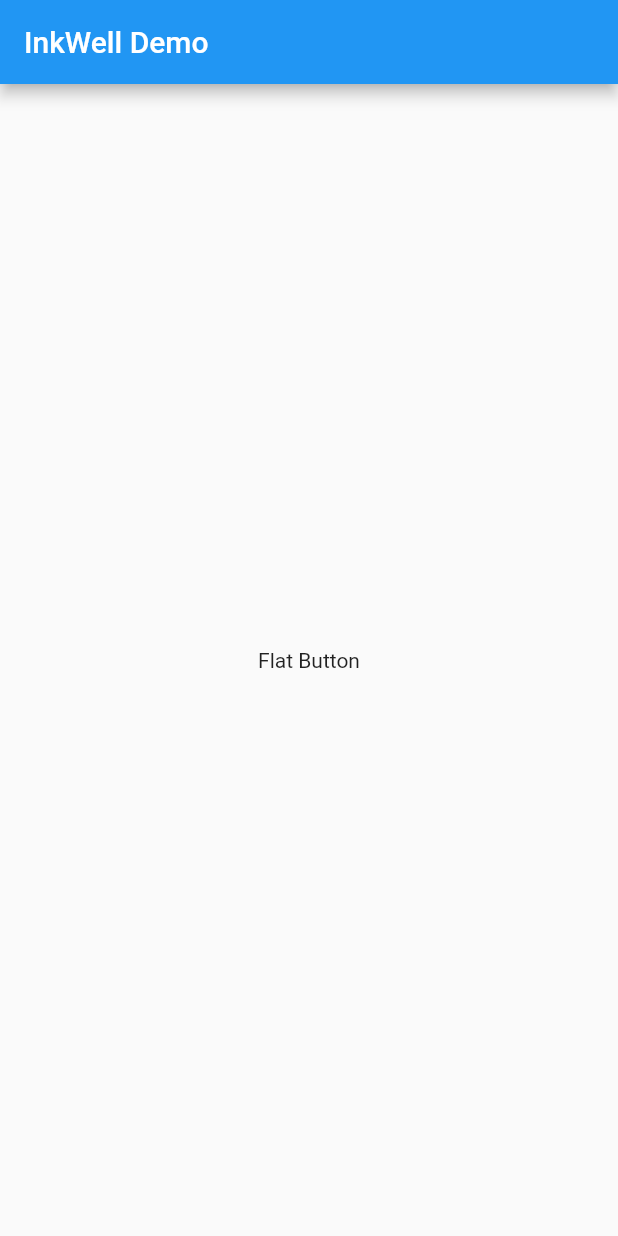
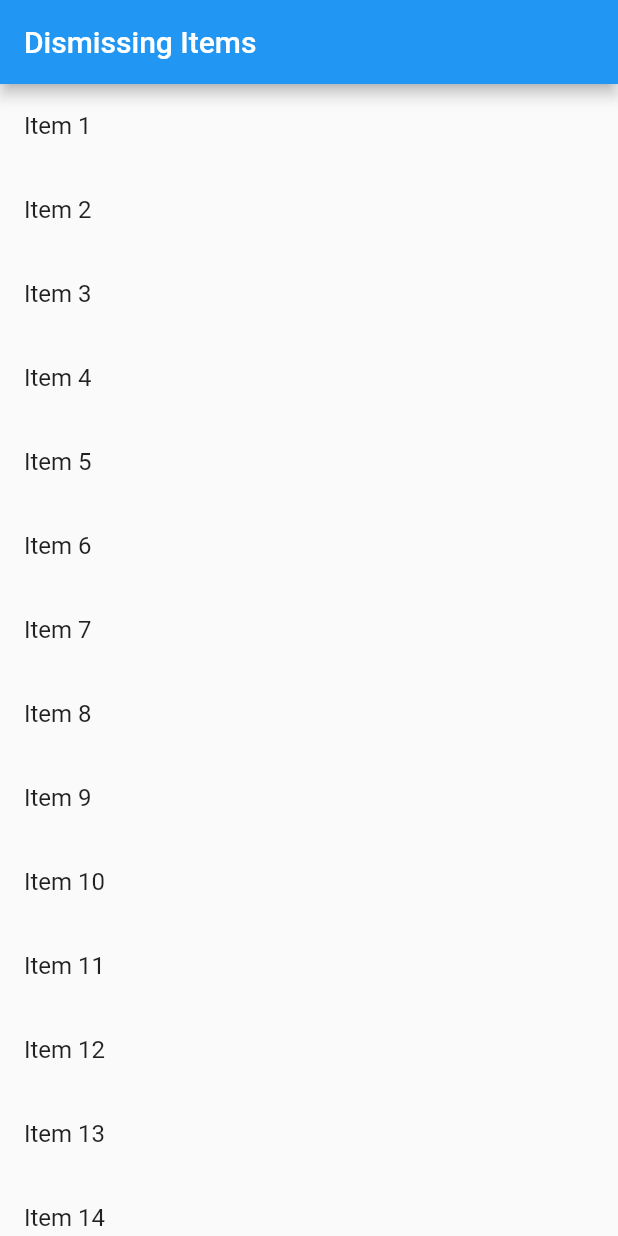
Before and after one commit to tkuanhoong/flutter_docu_app, a Flutter app: the screen it shows after launch, on a phone screen of 412 x 824 dp. Run offline on Flutter 3.47's test engine with Material 2 defaults, Android fonts, the phone set to English and light mode, and no system bars.

Commit message:
swipe to dismiss

```diff
--- a/lib/main.dart
+++ b/lib/main.dart
@@ -1,6 +1,7 @@
 import 'package:flutter/material.dart';
 import 'package:flutter_docu_app/theme/app_theme.dart';
 import 'package:flutter_docu_app/ui/4.interactivity/material_touch_ripple.dart';
+import 'package:flutter_docu_app/ui/4.interactivity/swipe_to_dismiss.dart';
 
 void main() {
   runApp(const MyApp());
@@ -13,7 +14,7 @@ class MyApp extends StatelessWidget {
   Widget build(BuildContext context) {
     return MaterialApp(
       debugShowCheckedModeBanner: false,
-      home: MaterialTouchRipple(),
+      home: const SwipeToDismiss(),
       // Create an app theme
       theme: ThemeData(
           // useMaterial3: true,
--- /dev/null
+++ b/lib/ui/4.interactivity/swipe_to_dismiss.dart
@@ -0,0 +1,52 @@
+import 'package:flutter/material.dart';
+import 'package:flutter_docu_app/utility/mock_data.dart';
+
+class SwipeToDismiss extends StatefulWidget {
+  const SwipeToDismiss({super.key});
+
+  @override
+  State<SwipeToDismiss> createState() => _SwipeToDismissState();
+}
+
+class _SwipeToDismissState extends State<SwipeToDismiss> {
+  @override
+  Widget build(BuildContext context) {
+    final items = MockData.listItems;
+    return Scaffold(
+      appBar: AppBar(
+        title: const Text('Dismissing Items'),
+      ),
+      body: ListView.builder(
+          itemCount: items.length,
+          itemBuilder: (context, index) {
+            final item = items[index];
+            return Dismissible(
+              // Each Dismissible must contain a Key.
+              // Key allow Flutter to uniquely identify widgets.
+              key: Key(item),
+              // What to do after an item from the data source
+              onDismissed: (direction) {
+                // Remove item from the data source
+                setState(() {
+                  items.removeAt(index);
+                });
+
+                // Then show a snackbar
+                ScaffoldMessenger.of(context).showSnackBar(
+                  SnackBar(
+                    content: Text('$item dismissed'),
+                  ),
+                );
+              },
+              // Show red background as the item is swiped away
+              background: Container(
+                color: Colors.red,
+              ),
+              child: ListTile(
+                title: Text(item),
+              ),
+            );
+          }),
+    );
+  }
+}
--- a/lib/utility/mock_data.dart
+++ b/lib/utility/mock_data.dart
@@ -18,4 +18,7 @@ class MockData {
       ),
     );
   }
+
+  static final listItems =
+      List<String>.generate(20, (index) => 'Item ${index + 1}');
 }
```
